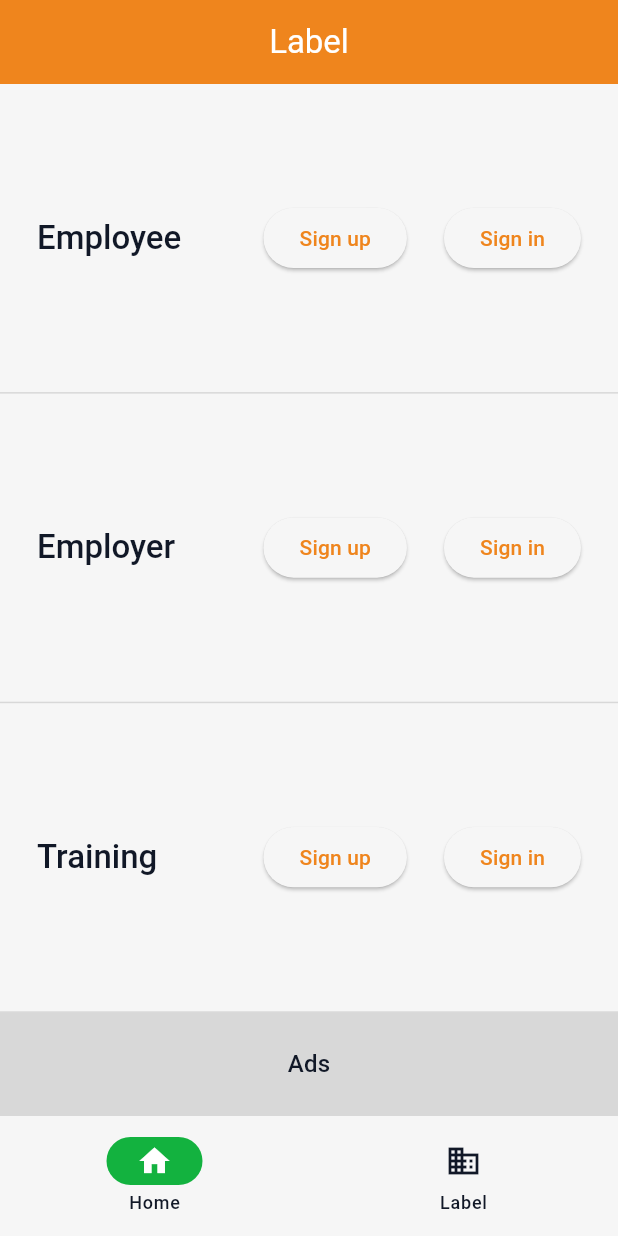
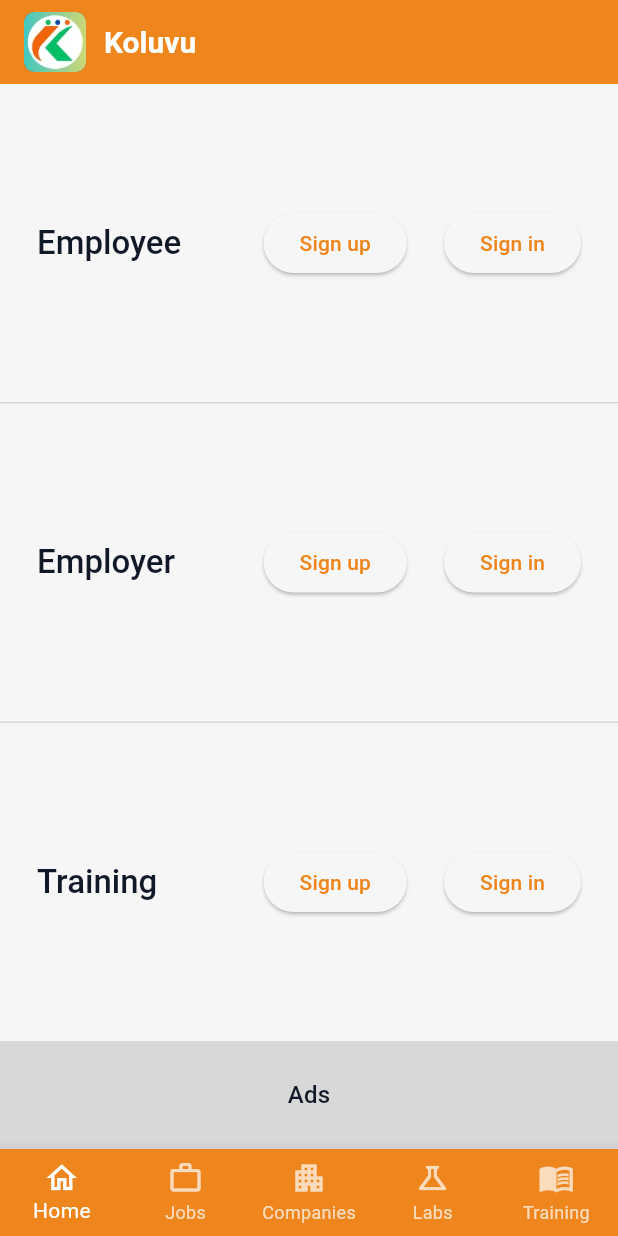
Before and after one commit to Alex-Yu21/Bhuvih-HR-Solutions, a Flutter app: the screen it shows after launch, on a phone screen of 412 x 824 dp. Run offline on Flutter 3.47's test engine with Material 3 defaults, Android fonts, the phone set to English and light mode, and no system bars.

Commit message:
fear: root view

```diff
--- a/lib/presentation/root_view.dart
+++ b/lib/presentation/root_view.dart
@@ -1,23 +1,76 @@
 import 'package:bhuvih_hr_solutions/presentation/home_view.dart';
 import 'package:flutter/material.dart';
 
-class RootView extends StatelessWidget {
+class RootView extends StatefulWidget {
   const RootView({super.key});
+
+  @override
+  State<RootView> createState() => _RootViewState();
+}
+
+class _RootViewState extends State<RootView> {
+  int _currentIndex = 0;
+
+  // Здесь можно добавить свои страницы
+  static const List<Widget> _pages = [
+    HomeView(),
+    Center(child: Text('Jobs')), // TODO: real screens
+    Center(child: Text('Companies')),
+    Center(child: Text('Labs')),
+    Center(child: Text('Training')),
+  ];
 
   @override
   Widget build(BuildContext context) {
     return Scaffold(
       appBar: AppBar(
-        // TODO: наполнить AppBar
-        title: const Text('Label'),
-        centerTitle: true,
+        elevation: 4,
+        titleSpacing: 16,
+        backgroundColor: Theme.of(context).colorScheme.primary,
+        title: Row(
+          children: [
+            Image.asset('assets/icons/koluvu.png', height: 40),
+            const SizedBox(width: 12),
+            const Text(
+              'Koluvu',
+              style: TextStyle(
+                fontSize: 20,
+                fontWeight: FontWeight.w700,
+                color: Colors.white,
+              ),
+            ),
+          ],
+        ),
       ),
-      body: const HomeView(),
-      bottomNavigationBar: NavigationBar(
-        // TODO: наполнить NavigationBar
-        destinations: const [
-          NavigationDestination(icon: Icon(Icons.home), label: 'Home'),
-          NavigationDestination(icon: Icon(Icons.business), label: 'Label'),
+      body: _pages[_currentIndex],
+      bottomNavigationBar: BottomNavigationBar(
+        backgroundColor: Theme.of(context).colorScheme.primary,
+        selectedItemColor: Colors.white,
+        unselectedItemColor: Colors.white70,
+        type: BottomNavigationBarType.fixed,
+        currentIndex: _currentIndex,
+        onTap: (idx) => setState(() => _currentIndex = idx),
+        items: const [
+          BottomNavigationBarItem(
+            icon: Icon(Icons.home_outlined),
+            label: 'Home',
+          ),
+          BottomNavigationBarItem(
+            icon: Icon(Icons.work_outline),
+            label: 'Jobs',
+          ),
+          BottomNavigationBarItem(
+            icon: Icon(Icons.apartment_outlined),
+            label: 'Companies',
+          ),
+          BottomNavigationBarItem(
+            icon: Icon(Icons.science_outlined),
+            label: 'Labs',
+          ),
+          BottomNavigationBarItem(
+            icon: Icon(Icons.menu_book_outlined),
+            label: 'Training',
+          ),
         ],
       ),
     );
--- a/pubspec.yaml
+++ b/pubspec.yaml
@@ -58,7 +58,7 @@ flutter:
 
   # To add assets to your application, add an assets section, like this:
   assets:
-    - assets/
+    - assets/icons/
   #   - images/a_dot_ham.jpeg
 
   # An image asset can refer to one or more resolution-specific "variants", see
```
